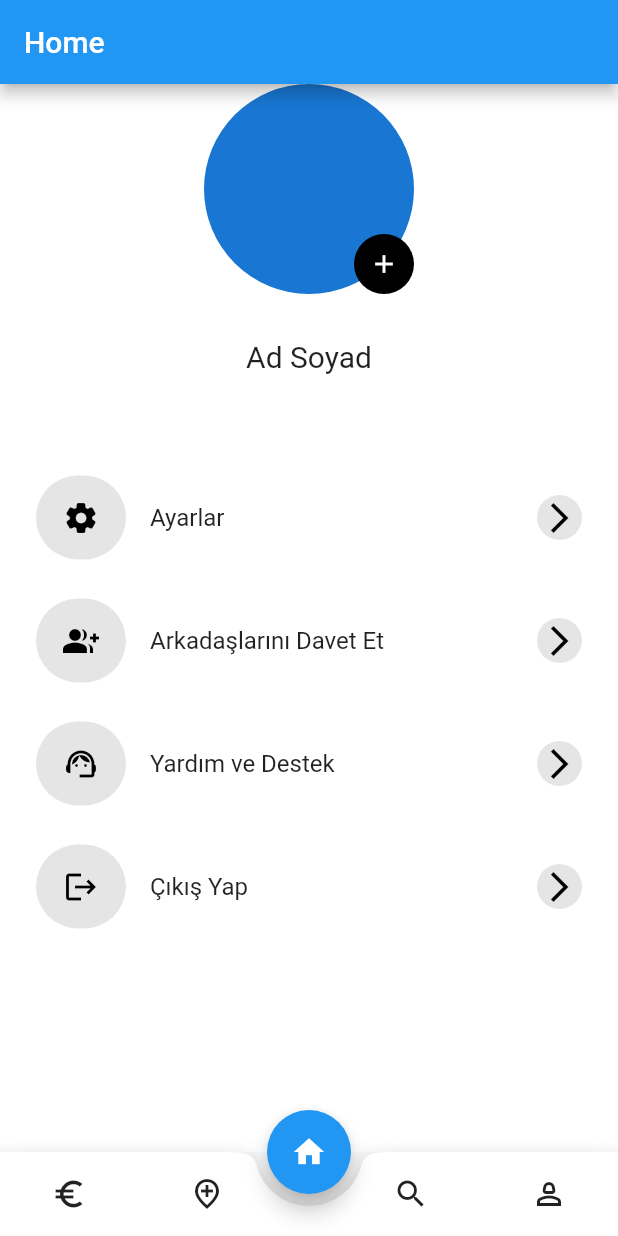
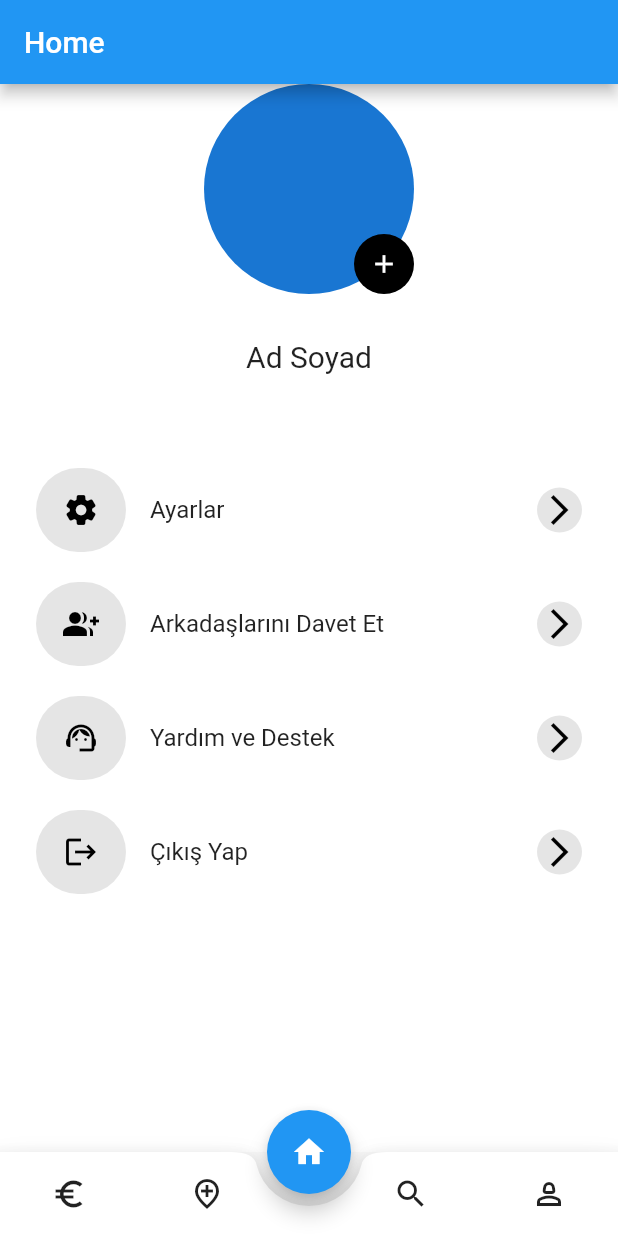
Before and after one commit to tumaytopcu/F30-FlutterProject, a Flutter app: the HomePage screen opened directly, item 4 of the bottom bar chosen, on a phone screen of 412 x 824 dp. Run offline on Flutter 3.47's test engine with Material 2 defaults, Android fonts, the phone set to English and light mode, and no system bars; our stand-ins replace shared_preferences, smooth_page_indicator; accounts and stored records are empty.

Commit message:
profile page widget ekrana sığmıyordu düzelttim

```diff
--- a/lib/pages/profile_page.dart
+++ b/lib/pages/profile_page.dart
@@ -75,7 +75,7 @@ class _ProfilePageState extends State<ProfilePage> {
                     ),
                   ),
                   SizedBox(
-                    height: 25,
+                    height: 20,
                   ),
                   // Profil sayfasından gidilecek sayfalara ait butonlar ve özellikleri
                   SizedBox(
@@ -93,7 +93,7 @@ class _ProfilePageState extends State<ProfilePage> {
                     ),
                   ),
                   SizedBox(
-                    height: 10,
+                    height: 4,
                   ),
                   GestureDetector(
                     onTap: () {
@@ -107,7 +107,7 @@ class _ProfilePageState extends State<ProfilePage> {
                     ),
                   ),
                   SizedBox(
-                    height: 10,
+                    height: 4,
                   ),
                   GestureDetector(
                     onTap: () {
@@ -121,7 +121,7 @@ class _ProfilePageState extends State<ProfilePage> {
                     ),
                   ),
                   SizedBox(
-                    height: 10,
+                    height: 4,
                   ),
                   GestureDetector(
                     onTap: () {
@@ -141,9 +141,6 @@ class _ProfilePageState extends State<ProfilePage> {
                       endIcon: true,
                       onPress: () {},
                     ),
-                  ),
-                  SizedBox(
-                    height: 10,
                   ),
                 ],
               ),
```
Also changed, not shown: 3 other files.
